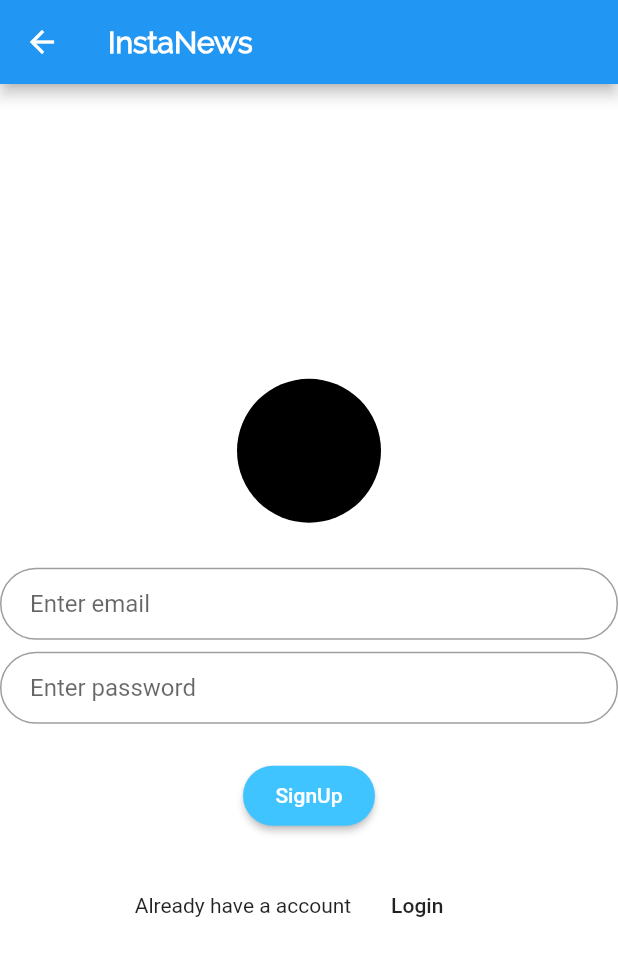
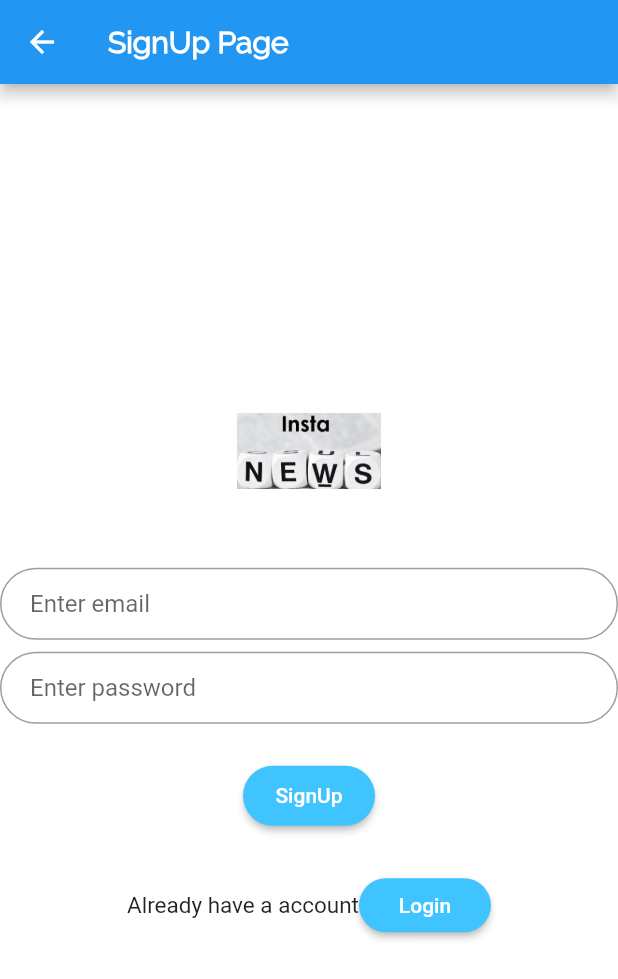
Before and after one commit to ashut08/instanews, a Flutter app: the RegistrationPage screen opened directly, on a phone screen of 412 x 824 dp. Shown: the top 979 px of the screen. Run offline on Flutter 3.47's test engine with Material 2 defaults, Android fonts, the phone set to English and light mode, and no system bars; our stand-ins replace firebase_auth, flare_flutter, share, shared_preferences, sqflite; missing offline and left inert: flutter_webview_plugin; accounts and stored records are empty.

Commit message:
change UI in reg page

```diff
--- a/lib/pages/authenticate.dart
+++ b/lib/pages/authenticate.dart
@@ -1,4 +1,4 @@
-import 'package:flutter/material.dart';
+/* import 'package:flutter/material.dart';
 import 'package:instanews/pages/login.dart';
 import 'package:instanews/pages/registration.dart';
 
@@ -24,3 +24,4 @@ class _AuthenticateState extends State<Authenticate> {
     }
   }
 }
+ */
--- a/lib/pages/registration.dart
+++ b/lib/pages/registration.dart
@@ -4,35 +4,27 @@ import 'package:instanews/pages/login.dart';
 import 'package:instanews/services/auth_class.dart';
 
 class RegistrationPage extends StatefulWidget {
-  /*  final Function toggleview;
-  RegistrationPage({this.toggleview}); */
-
   @override
   _RegistrationPageState createState() => _RegistrationPageState();
 }
 
 class _RegistrationPageState extends State<RegistrationPage> {
+  final GlobalKey<FormState> _formKey = GlobalKey<FormState>();
+  AuthService _authservice = AuthService();
+  String email = "";
+  String password = "";
+  String error = "";
   Widget build(BuildContext context) {
-    TextEditingController emailController = TextEditingController();
-    TextEditingController passwordController = TextEditingController();
-    final GlobalKey<FormState> _formKey = GlobalKey<FormState>();
-    AuthService _authservice = AuthService();
-    String email = "";
-    String password = "";
-    String error = "";
     _emailtextField() {
       return TextFormField(
         autocorrect: true,
-        controller: emailController,
         keyboardType: TextInputType.emailAddress,
-        autofocus: false,
         onChanged: (val) {
           setState(() {
             email = val;
           });
         },
-        validator: (val) => val.isEmpty ? "Enter a name " : null,
-        //initialValue: 'alucard@gmail.com',
+        validator: (val) => val.isEmpty ? "Enter valid email" : null,
         decoration: InputDecoration(
             hintText: "Enter email",
             contentPadding: EdgeInsets.fromLTRB(20.0, 10.0, 20.0, 10.0),
@@ -48,10 +40,8 @@ class _RegistrationPageState extends State<RegistrationPage> {
         },
         validator: (val) =>
             val.length < 6 ? "Enter a password greater than 6 words " : null,
-        controller: passwordController,
-        keyboardType: TextInputType.emailAddress,
 
-        obscureText: false,
+        obscureText: true,
         //initialValue: 'alucard@gmail.com',
         decoration: InputDecoration(
             hintText: "Enter password",
@@ -79,14 +69,16 @@ class _RegistrationPageState extends State<RegistrationPage> {
             } else {
               Navigator.pushReplacement(
                   context, MaterialPageRoute(builder: (context) => HomePage()));
+              print(result);
             }
           }
-
-          // widget.toogleview();
         },
         padding: EdgeInsets.all(12),
         color: Colors.lightBlueAccent,
-        child: Text('SignUp', style: TextStyle(color: Colors.white)),
+        child: Text('SignUp',
+            style: TextStyle(
+              color: Colors.white,
+            )),
       );
     }
 
@@ -95,12 +87,22 @@ class _RegistrationPageState extends State<RegistrationPage> {
         crossAxisAlignment: CrossAxisAlignment.center,
         mainAxisAlignment: MainAxisAlignment.center,
         children: [
-          Text("Already have a account"),
-          FlatButton(
-            child: Text("Login"),
+          Text(
+            "Already have a account",
+            style: TextStyle(color: Colors.black87, fontSize: 15),
+          ),
+          MaterialButton(
+            child: Text(
+              "Login",
+              style: TextStyle(color: Colors.white),
+            ),
+            shape: RoundedRectangleBorder(
+              borderRadius: BorderRadius.circular(24),
+            ),
+            padding: EdgeInsets.all(10),
+            color: Colors.lightBlueAccent,
             onPressed: () {
-              Navigator.push(
-                  context, MaterialPageRoute(builder: (_) => LoginPage()));
+              Navigator.pop(context);
             },
           )
         ],
@@ -109,29 +111,22 @@ class _RegistrationPageState extends State<RegistrationPage> {
 
     Widget logo() {
       return CircleAvatar(
-        backgroundColor: Colors.black,
+        backgroundColor: Colors.white,
         radius: 48.0,
-        //child: Image.asset("assets/images/logo.jpg"),
-
-        /* Text("Sign In page") */
+        child: Image.asset(
+          "assets/images/signup.png",
+          height: 200,
+          width: 300,
+        ),
       );
     }
 
     return Scaffold(
       backgroundColor: Colors.white,
       appBar: AppBar(
-        /*  actions: [
-          FlatButton.icon(
-            icon: Icon(Icons.person),
-            onPressed: () {
-              widget.toggleview();
-            },
-            label: Text("Sign In"),
-          )
-        ], */
         backgroundColor: Colors.blue,
         title: Text(
-          "InstaNews",
+          "SignUp Page",
           style: TextStyle(
               height: 1.25,
               fontWeight: FontWeight.bold,
@@ -142,8 +137,6 @@ class _RegistrationPageState extends State<RegistrationPage> {
       body: Center(
         child: Form(
           key: _formKey,
-          // ignore: deprecated_member_use
-
           child: SingleChildScrollView(
             child: Center(
               child: Column(children: <Widget>[
--- a/lib/pages/splash_screen.dart
+++ b/lib/pages/splash_screen.dart
@@ -4,6 +4,8 @@ import 'package:instanews/pages/authenticate.dart';
 import 'dart:async';
 
 import 'package:instanews/pages/login.dart';
+
+//import 'package:instanews/pages/login.dart';
 
 class SplashScreen extends StatefulWidget {
   @override
@@ -18,7 +20,7 @@ class _SplashScreenState extends State<SplashScreen> {
 
   navigateToHome() {
     Navigator.pushReplacement(
-        context, MaterialPageRoute(builder: (context) => Authenticate()));
+        context, MaterialPageRoute(builder: (context) => LoginPage()));
   }
 
   @override
--- a/pubspec.yaml
+++ b/pubspec.yaml
@@ -57,6 +57,7 @@ flutter:
    - assets/images/sources/
    - assets/images/profile_pic.jpg
    - assets/images/login.png
+   - assets/images/signup.png
   #  - images/a_dot_ham.jpeg
 
   # An image asset can refer to one or more resolution-specific "variants", see
```
Also changed, not shown: lib/pages/login.dart (+13 -36 lines), assets/images/signup.png (added).
